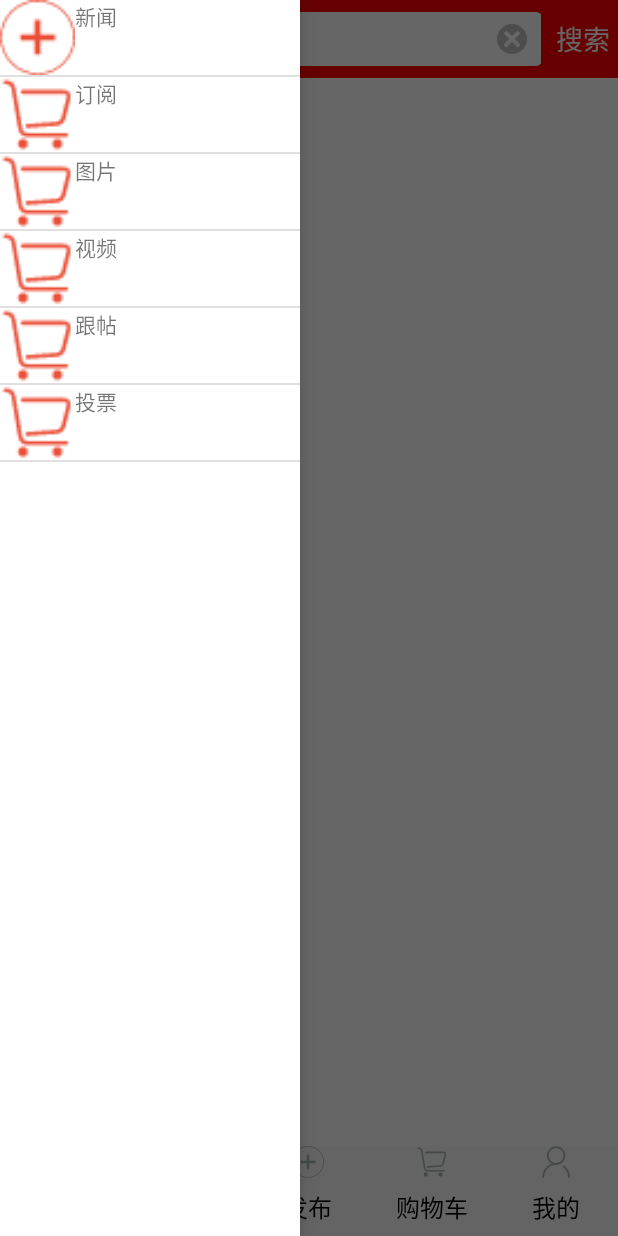
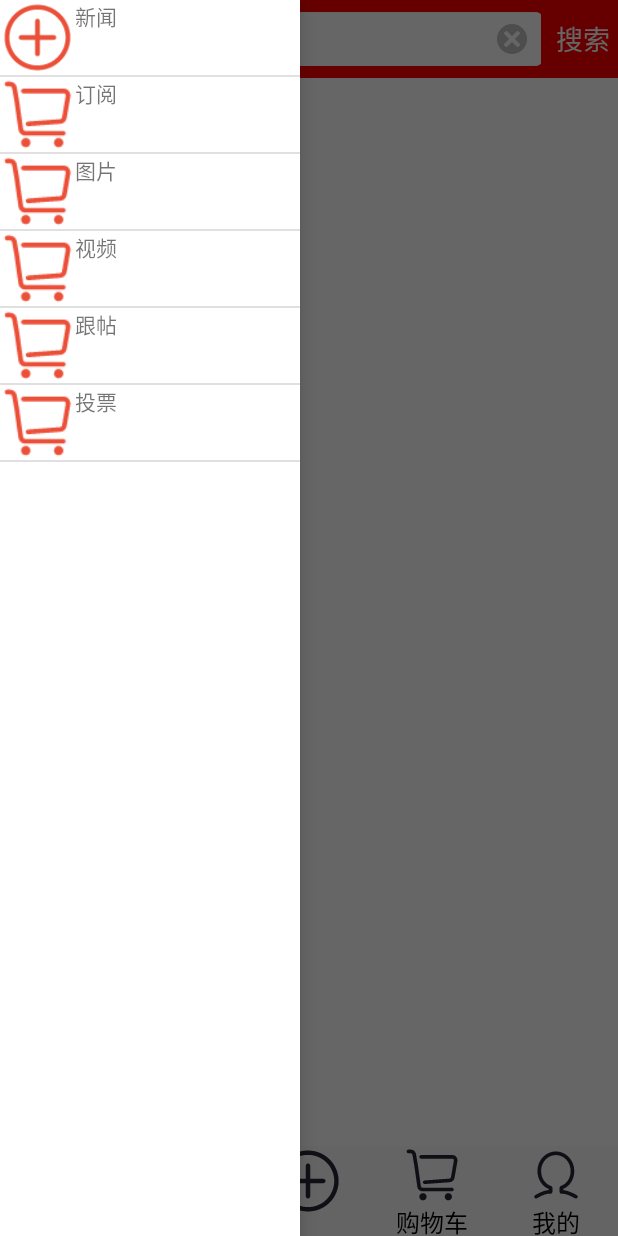
Before and after one commit to liangsheng888/Estore, an Android app: the MainActivity screen opened directly, with no data from a screen before it, with the side drawer open, on a phone screen of 412 x 824 dp. Run offline under Robolectric (Android 15) with nearby library versions, the phone set to English and light mode, and no system bars; libraries missing offline, so code that uses them is left out: cn.trinea.android, com.handmark.pulltorefresh, com.jude.rollviewpager, org.xutils, org.xutils.common and 3 more; plain views replace RollPagerView; 7 statements that could not run were skipped.

Commit message:
黄世兵

```diff
--- a/app/src/main/res/layout/activity_main.xml
+++ b/app/src/main/res/layout/activity_main.xml
@@ -62,7 +62,7 @@
                 android:id="@+id/rb_fabu"
                 style="@style/main_rb_driection"
                 android:drawableTop="@drawable/add_selector"
-                android:text="发布"/>
+                />
             <RadioButton
                 android:id="@+id/rb_cat"
                 style="@style/main_rb_driection"
```
Also changed, not shown: app/src/main/res/drawable-hdpi/add_gray.png, app/src/main/res/drawable-hdpi/add_red.png, app/src/main/res/drawable-hdpi/car_gray.png, app/src/main/res/drawable-hdpi/car_red.png, app/src/main/res/drawable-hdpi/home_gray.png, app/src/main/res/drawable-hdpi/home_red.png, app/src/main/res/drawable-hdpi/mine_gray.png, app/src/main/res/drawable-hdpi/mine_red.png, app/src/main/res/drawable-hdpi/old_gray.png, app/src/main/res/drawable-hdpi/old_red.png, 41 other files.
